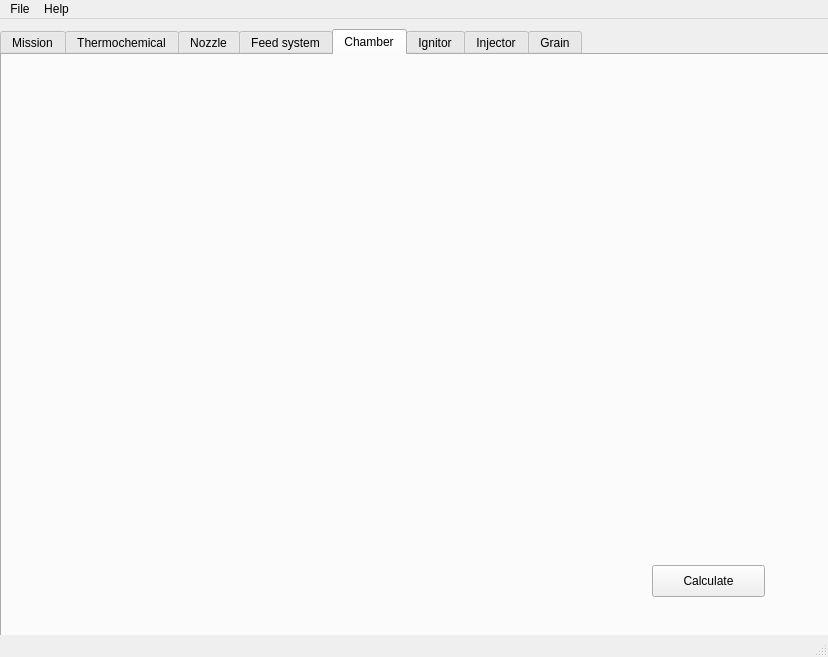
First picture: the form in rocket_designer.ui, repository shohei/rocket_designer, before the edit.
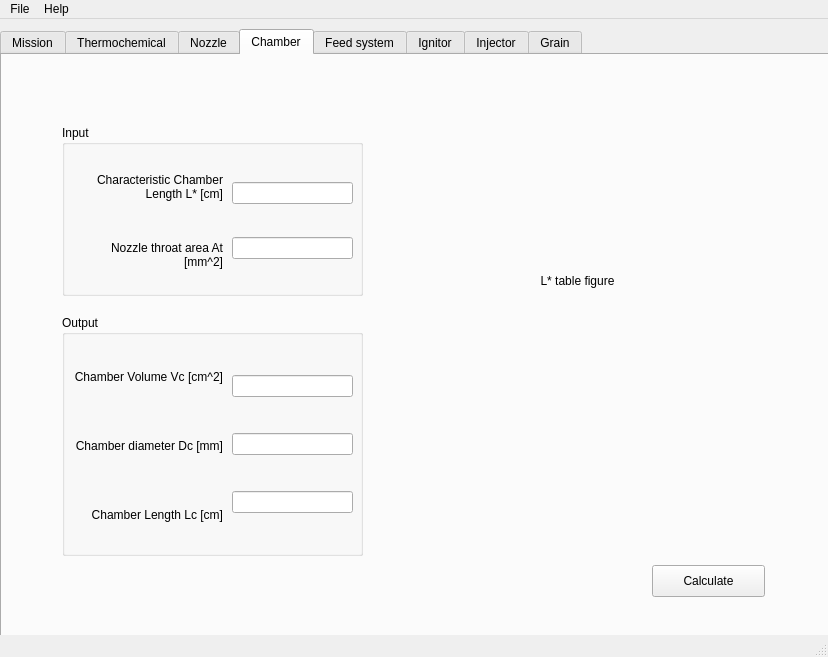
Second picture: the form after the edit. The open tabs and pages were chosen to show the change. Custom widgets are drawn as their Qt base class.

Diff of the .ui file:
```diff
--- a/rocket_designer.ui
+++ b/rocket_designer.ui
@@ -27,7 +27,7 @@
      </rect>
     </property>
     <property name="currentIndex">
-     <number>2</number>
+     <number>3</number>
     </property>
     <widget class="QWidget" name="missionTab">
      <attribute name="title">
@@ -874,9 +874,9 @@
       <widget class="QWidget" name="verticalLayoutWidget_15">
        <property name="geometry">
         <rect>
-         <x>17</x>
+         <x>20</x>
          <y>30</y>
-         <width>176</width>
+         <width>171</width>
          <height>171</height>
         </rect>
        </property>
@@ -884,7 +884,7 @@
         <item>
          <widget class="QLabel" name="label_29">
           <property name="text">
-           <string>Nozzle throat area [mm2]</string>
+           <string>Nozzle throat area At [mm2]</string>
           </property>
           <property name="alignment">
            <set>Qt::AlignRight|Qt::AlignTrailing|Qt::AlignVCenter</set>
@@ -897,17 +897,20 @@
         <item>
          <widget class="QLabel" name="label_31">
           <property name="text">
-           <string>Nozzle throat eiameter [mm]</string>
+           <string>Nozzle throat diameter Dt [mm]</string>
           </property>
           <property name="alignment">
            <set>Qt::AlignRight|Qt::AlignTrailing|Qt::AlignVCenter</set>
           </property>
+          <property name="wordWrap">
+           <bool>true</bool>
+          </property>
          </widget>
         </item>
         <item>
          <widget class="QLabel" name="label_30">
           <property name="text">
-           <string>Expansion ratio</string>
+           <string>Expansion ratio e</string>
           </property>
           <property name="alignment">
            <set>Qt::AlignRight|Qt::AlignTrailing|Qt::AlignVCenter</set>
@@ -917,7 +920,7 @@
         <item>
          <widget class="QLabel" name="label_24">
           <property name="text">
-           <string>Nozzle exit area [mm2]</string>
+           <string>Nozzle exit area Ae [mm2]</string>
           </property>
           <property name="alignment">
            <set>Qt::AlignRight|Qt::AlignTrailing|Qt::AlignVCenter</set>
@@ -927,7 +930,7 @@
         <item>
          <widget class="QLabel" name="label_32">
           <property name="text">
-           <string>Nozzle exit diameter [mm]</string>
+           <string>Nozzle exit diameter De [mm]</string>
           </property>
           <property name="alignment">
            <set>Qt::AlignRight|Qt::AlignTrailing|Qt::AlignVCenter</set>
@@ -968,6 +971,194 @@
       </widget>
      </widget>
     </widget>
+    <widget class="QWidget" name="chamberTab">
+     <attribute name="title">
+      <string>Chamber</string>
+     </attribute>
+     <widget class="QPushButton" name="runChamberButton">
+      <property name="geometry">
+       <rect>
+        <x>650</x>
+        <y>510</y>
+        <width>113</width>
+        <height>32</height>
+       </rect>
+      </property>
+      <property name="text">
+       <string>Calculate</string>
+      </property>
+     </widget>
+     <widget class="QGroupBox" name="groupBox_9">
+      <property name="geometry">
+       <rect>
+        <x>60</x>
+        <y>70</y>
+        <width>301</width>
+        <height>171</height>
+       </rect>
+      </property>
+      <property name="title">
+       <string>Input</string>
+      </property>
+      <widget class="QWidget" name="verticalLayoutWidget_17">
+       <property name="geometry">
+        <rect>
+         <x>10</x>
+         <y>30</y>
+         <width>151</width>
+         <height>131</height>
+        </rect>
+       </property>
+       <layout class="QVBoxLayout" name="verticalLayout_19">
+        <item>
+         <widget class="QLabel" name="label_33">
+          <property name="text">
+           <string>Characteristic Chamber Length L* [cm]</string>
+          </property>
+          <property name="alignment">
+           <set>Qt::AlignRight|Qt::AlignTrailing|Qt::AlignVCenter</set>
+          </property>
+          <property name="wordWrap">
+           <bool>true</bool>
+          </property>
+         </widget>
+        </item>
+        <item>
+         <widget class="QLabel" name="label_37">
+          <property name="text">
+           <string>Nozzle throat area At [mm^2]</string>
+          </property>
+          <property name="alignment">
+           <set>Qt::AlignRight|Qt::AlignTrailing|Qt::AlignVCenter</set>
+          </property>
+          <property name="wordWrap">
+           <bool>true</bool>
+          </property>
+         </widget>
+        </item>
+       </layout>
+      </widget>
+      <widget class="QWidget" name="verticalLayoutWidget_19">
+       <property name="geometry">
+        <rect>
+         <x>170</x>
+         <y>30</y>
+         <width>121</width>
+         <height>131</height>
+        </rect>
+       </property>
+       <layout class="QVBoxLayout" name="verticalLayout_21">
+        <item>
+         <widget class="QLineEdit" name="le_lstar"/>
+        </item>
+        <item>
+         <widget class="QLineEdit" name="le_at_2"/>
+        </item>
+       </layout>
+      </widget>
+     </widget>
+     <widget class="QGroupBox" name="groupBox_10">
+      <property name="geometry">
+       <rect>
+        <x>60</x>
+        <y>260</y>
+        <width>301</width>
+        <height>241</height>
+       </rect>
+      </property>
+      <property name="title">
+       <string>Output</string>
+      </property>
+      <widget class="QWidget" name="verticalLayoutWidget_18">
+       <property name="geometry">
+        <rect>
+         <x>10</x>
+         <y>30</y>
+         <width>151</width>
+         <height>201</height>
+        </rect>
+       </property>
+       <layout class="QVBoxLayout" name="verticalLayout_20">
+        <item>
+         <widget class="QLabel" name="label_34">
+          <property name="text">
+           <string>Chamber Volume Vc [cm^2]</string>
+          </property>
+          <property name="alignment">
+           <set>Qt::AlignRight|Qt::AlignTrailing|Qt::AlignVCenter</set>
+          </property>
+          <property name="wordWrap">
+           <bool>true</bool>
+          </property>
+         </widget>
+        </item>
+        <item>
+         <widget class="QLabel" name="label_36">
+          <property name="text">
+           <string>Chamber diameter Dc [mm]</string>
+          </property>
+          <property name="alignment">
+           <set>Qt::AlignRight|Qt::AlignTrailing|Qt::AlignVCenter</set>
+          </property>
+          <property name="wordWrap">
+           <bool>true</bool>
+          </property>
+         </widget>
+        </item>
+        <item>
+         <widget class="QLabel" name="label_35">
+          <property name="text">
+           <string>Chamber Length Lc [cm]</string>
+          </property>
+          <property name="alignment">
+           <set>Qt::AlignRight|Qt::AlignTrailing|Qt::AlignVCenter</set>
+          </property>
+          <property name="wordWrap">
+           <bool>true</bool>
+          </property>
+         </widget>
+        </item>
+       </layout>
+      </widget>
+      <widget class="QWidget" name="verticalLayoutWidget_20">
+       <property name="geometry">
+        <rect>
+         <x>170</x>
+         <y>30</y>
+         <width>121</width>
+         <height>201</height>
+        </rect>
+       </property>
+       <layout class="QVBoxLayout" name="verticalLayout_22">
+        <item>
+         <widget class="QLineEdit" name="le_vc"/>
+        </item>
+        <item>
+         <widget class="QLineEdit" name="le_dc"/>
+        </item>
+        <item>
+         <widget class="QLineEdit" name="le_lc"/>
+        </item>
+       </layout>
+      </widget>
+     </widget>
+     <widget class="QLabel" name="lbl_lstar">
+      <property name="geometry">
+       <rect>
+        <x>410</x>
+        <y>60</y>
+        <width>331</width>
+        <height>331</height>
+       </rect>
+      </property>
+      <property name="text">
+       <string>L* table figure</string>
+      </property>
+      <property name="alignment">
+       <set>Qt::AlignCenter</set>
+      </property>
+     </widget>
+    </widget>
     <widget class="QWidget" name="feedTab">
      <attribute name="title">
       <string>Feed system</string>
@@ -986,24 +1177,6 @@
       </property>
      </widget>
     </widget>
-    <widget class="QWidget" name="chamberTab">
-     <attribute name="title">
-      <string>Chamber</string>
-     </attribute>
-     <widget class="QPushButton" name="runMissionButton_4">
-      <property name="geometry">
-       <rect>
-        <x>650</x>
-        <y>510</y>
-        <width>113</width>
-        <height>32</height>
-       </rect>
-      </property>
-      <property name="text">
-       <string>Calculate</string>
-      </property>
-     </widget>
-    </widget>
     <widget class="QWidget" name="tab">
      <attribute name="title">
       <string>Ignitor</string>
```
